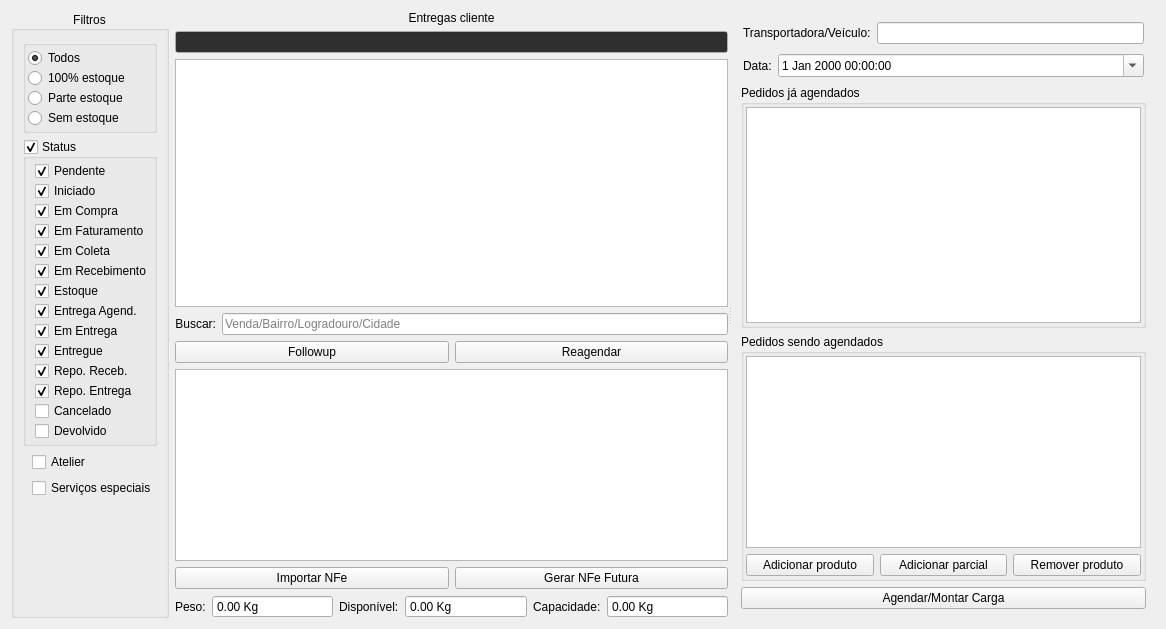
First picture: the form in ui/widgetlogisticaagendarentrega.ui, repository darktorres/ERP-STACCATO, before the edit.
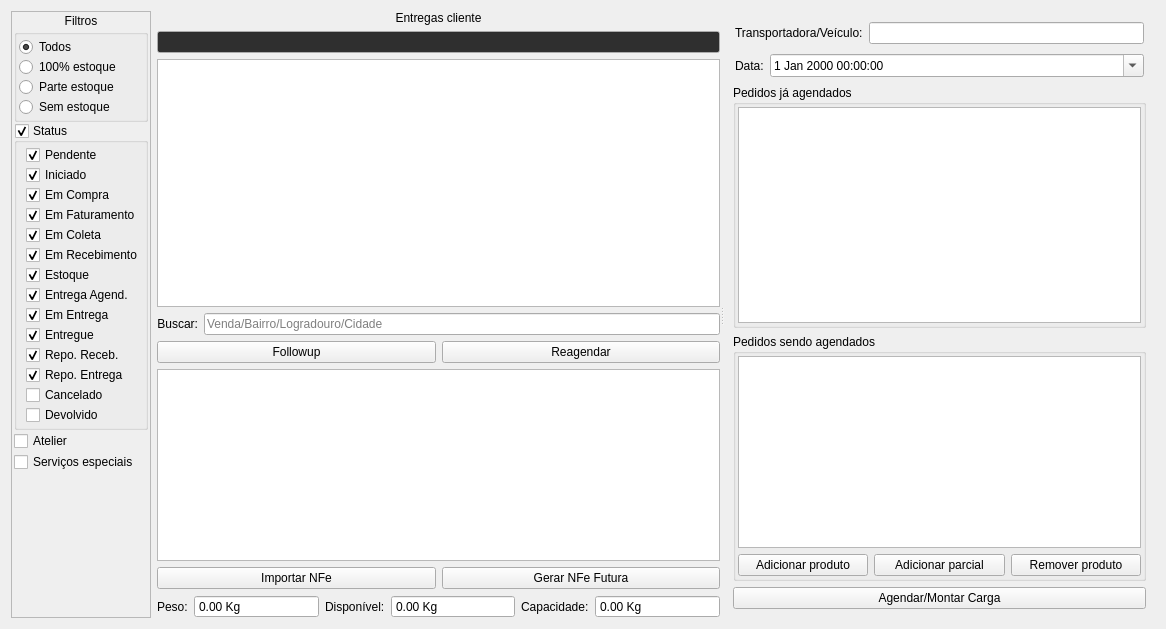
Second picture: the form after the edit. Custom widgets are drawn as their Qt base class.

```diff
--- a/ui/widgetlogisticaagendarentrega.ui
+++ b/ui/widgetlogisticaagendarentrega.ui
@@ -14,33 +14,48 @@
    <string>Form</string>
   </property>
   <layout class="QGridLayout" name="gridLayout_9">
-   <item row="0" column="0">
-    <widget class="QGroupBox" name="groupBoxFiltros">
-     <property name="enabled">
-      <bool>true</bool>
-     </property>
+   <item row="1" column="0">
+    <widget class="ScrollArea" name="scrollAreaLogistica">
      <property name="sizePolicy">
-      <sizepolicy hsizetype="Maximum" vsizetype="Preferred">
+      <sizepolicy hsizetype="Preferred" vsizetype="Preferred">
        <horstretch>0</horstretch>
        <verstretch>0</verstretch>
       </sizepolicy>
      </property>
-     <property name="title">
-      <string>Filtros</string>
+     <property name="widgetResizable">
+      <bool>true</bool>
      </property>
-     <property name="alignment">
-      <set>Qt::AlignCenter</set>
+     <widget class="QWidget" name="scrollAreaWidgetContents">
+      <property name="geometry">
+       <rect>
+        <x>0</x>
+        <y>0</y>
+        <width>168</width>
+        <height>609</height>
+       </rect>
+      </property>
+      <layout class="QGridLayout" name="gridLayout_10">
+       <property name="leftMargin">
+        <number>0</number>
+       </property>
+       <property name="topMargin">
+        <number>0</number>
+       </property>
+       <property name="rightMargin">
+        <number>0</number>
+       </property>
+       <property name="bottomMargin">
+        <number>0</number>
+       </property>
+       <property name="spacing">
+        <number>0</number>
+       </property>
+       <item row="0" column="0">
+        <widget class="QFrame" name="frameFiltros">
+         <property name="enabled">
+          <bool>true</bool>
      </property>
      <layout class="QGridLayout" name="gridLayout_2">
-      <item row="0" column="0" colspan="2">
-       <widget class="QGroupBox" name="groupBox_3">
-        <property name="title">
-         <string/>
-        </property>
-        <layout class="QVBoxLayout" name="verticalLayout_3">
-         <property name="spacing">
-          <number>0</number>
-         </property>
          <property name="leftMargin">
           <number>2</number>
          </property>
@@ -53,54 +68,10 @@
          <property name="bottomMargin">
           <number>2</number>
          </property>
-         <item>
-          <widget class="QRadioButton" name="radioButtonEntregaLimpar">
-           <property name="text">
-            <string>Todos</string>
-           </property>
-           <property name="checked">
-            <bool>true</bool>
-           </property>
-          </widget>
-         </item>
-         <item>
-          <widget class="QRadioButton" name="radioButtonTotalEstoque">
-           <property name="text">
-            <string>100% estoque</string>
-           </property>
-          </widget>
-         </item>
-         <item>
-          <widget class="QRadioButton" name="radioButtonParcialEstoque">
-           <property name="text">
-            <string>Parte estoque</string>
-           </property>
-          </widget>
-         </item>
-         <item>
-          <widget class="QRadioButton" name="radioButtonSemEstoque">
-           <property name="text">
-            <string>Sem estoque</string>
-           </property>
-          </widget>
-         </item>
-        </layout>
-       </widget>
-      </item>
-      <item row="3" column="1">
-       <widget class="QCheckBox" name="checkBoxServicos">
-        <property name="enabled">
-         <bool>true</bool>
-        </property>
-        <property name="text">
-         <string>Serviços especiais</string>
-        </property>
-        <property name="checked">
-         <bool>false</bool>
-        </property>
-       </widget>
-      </item>
-      <item row="1" column="0" colspan="2">
+          <property name="spacing">
+           <number>1</number>
+          </property>
+          <item row="2" column="0">
        <widget class="QGroupBox" name="groupBoxStatus">
         <property name="title">
          <string>Status</string>
@@ -303,7 +274,7 @@
         </layout>
        </widget>
       </item>
-      <item row="2" column="1">
+          <item row="3" column="0">
        <widget class="QCheckBox" name="checkBoxAtelier">
         <property name="enabled">
          <bool>true</bool>
@@ -316,23 +287,105 @@
         </property>
        </widget>
       </item>
-      <item row="4" column="1">
+          <item row="5" column="0">
        <spacer name="verticalSpacer">
         <property name="orientation">
          <enum>Qt::Vertical</enum>
         </property>
         <property name="sizeHint" stdset="0">
          <size>
-          <width>20</width>
-          <height>40</height>
+              <width>0</width>
+              <height>0</height>
          </size>
         </property>
        </spacer>
       </item>
+          <item row="1" column="0">
+           <widget class="QGroupBox" name="groupBox_3">
+            <property name="title">
+             <string/>
+            </property>
+            <layout class="QVBoxLayout" name="verticalLayout_3">
+             <property name="spacing">
+              <number>0</number>
+             </property>
+             <property name="leftMargin">
+              <number>2</number>
+             </property>
+             <property name="topMargin">
+              <number>2</number>
+             </property>
+             <property name="rightMargin">
+              <number>2</number>
+             </property>
+             <property name="bottomMargin">
+              <number>2</number>
+             </property>
+             <item>
+              <widget class="QRadioButton" name="radioButtonEntregaLimpar">
+               <property name="text">
+                <string>Todos</string>
+               </property>
+               <property name="checked">
+                <bool>true</bool>
+               </property>
+              </widget>
+             </item>
+             <item>
+              <widget class="QRadioButton" name="radioButtonTotalEstoque">
+               <property name="text">
+                <string>100% estoque</string>
+               </property>
+              </widget>
+             </item>
+             <item>
+              <widget class="QRadioButton" name="radioButtonParcialEstoque">
+               <property name="text">
+                <string>Parte estoque</string>
+               </property>
+              </widget>
+             </item>
+             <item>
+              <widget class="QRadioButton" name="radioButtonSemEstoque">
+               <property name="text">
+                <string>Sem estoque</string>
+               </property>
+              </widget>
+             </item>
      </layout>
     </widget>
    </item>
-   <item row="0" column="1">
+          <item row="4" column="0">
+           <widget class="QCheckBox" name="checkBoxServicos">
+            <property name="enabled">
+             <bool>true</bool>
+            </property>
+            <property name="text">
+             <string>Serviços especiais</string>
+            </property>
+            <property name="checked">
+             <bool>false</bool>
+            </property>
+           </widget>
+          </item>
+          <item row="0" column="0">
+           <widget class="QLabel" name="label_6">
+            <property name="text">
+             <string>Filtros</string>
+            </property>
+            <property name="alignment">
+             <set>Qt::AlignCenter</set>
+            </property>
+           </widget>
+          </item>
+         </layout>
+        </widget>
+       </item>
+      </layout>
+     </widget>
+    </widget>
+   </item>
+   <item row="1" column="1">
     <widget class="QSplitter" name="splitter">
      <property name="orientation">
       <enum>Qt::Horizontal</enum>
@@ -1005,6 +1058,12 @@
    <extends>QTableView</extends>
    <header>src/tableview.h</header>
   </customwidget>
+  <customwidget>
+   <class>ScrollArea</class>
+   <extends>QScrollArea</extends>
+   <header>src/scrollarea.h</header>
+   <container>1</container>
+  </customwidget>
   <customwidget>
    <class>ItemBox</class>
    <extends>QLineEdit</extends>
```
Left out of the diff: 127 changed lines with no effect on the pictures. Lines whose indentation alone changed are shown as unchanged.
